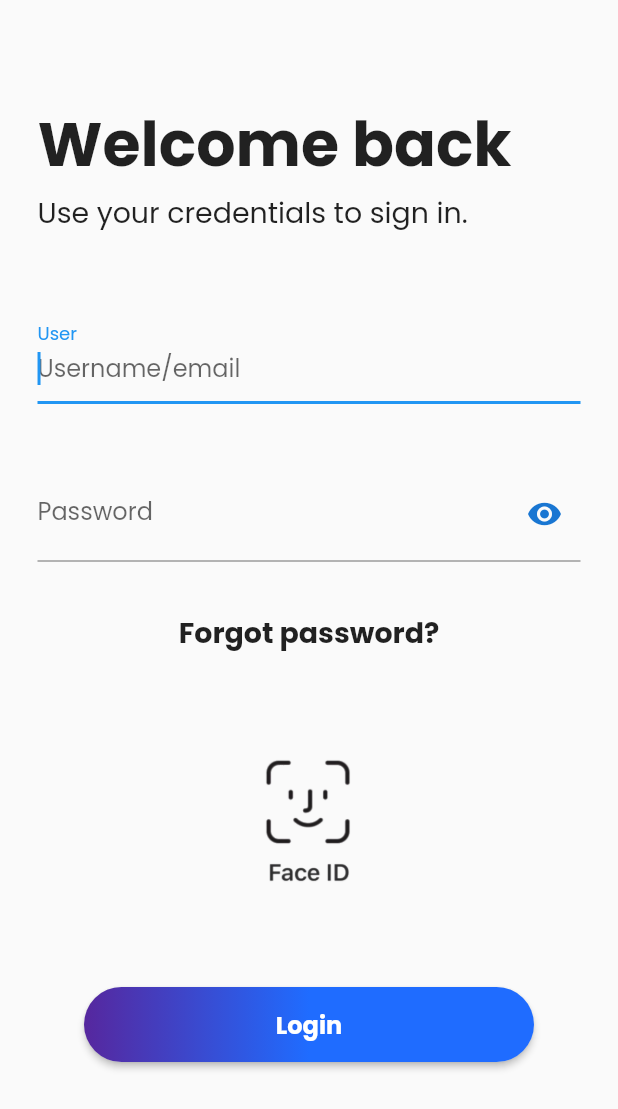
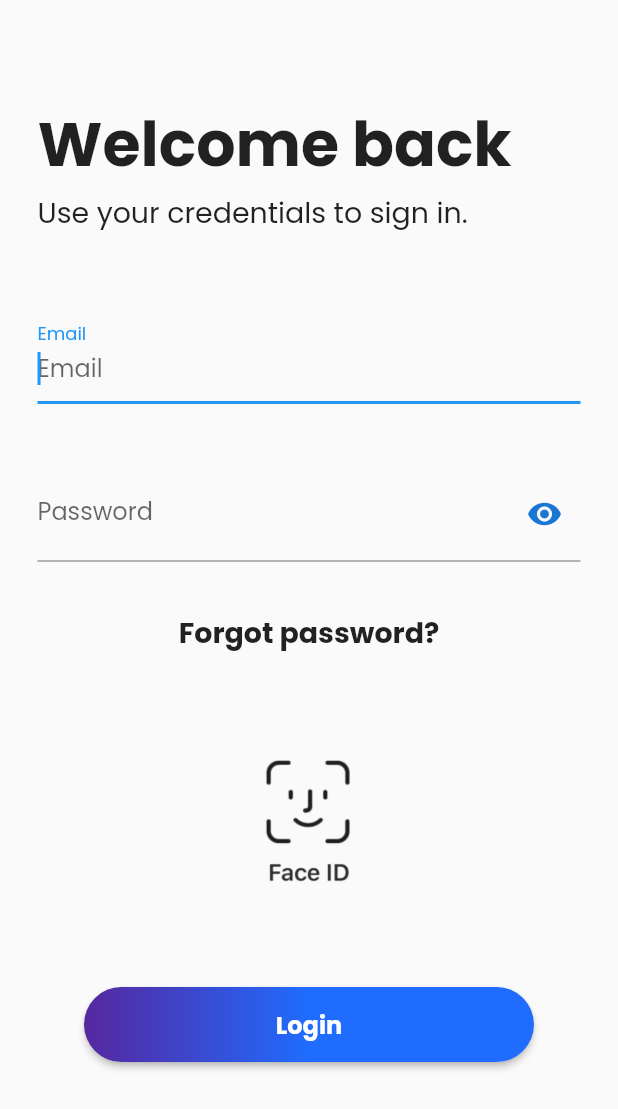
Before and after one commit to JCMG-GT/HOP-USER, a Flutter app: the screen it shows after launch, after a tap on "Already have an account?", on a phone screen of 412 x 824 dp. Shown: the top 1109 px of the screen. Run offline on Flutter 3.47's test engine with Material 2 defaults, Android fonts, the phone set to English and light mode, and no system bars; our stand-ins replace animate_do, bloc, circular_profile_avatar, datetime_picker_formfield, extended_masked_text, flutter_bloc and 13 more; missing offline and left inert: app_settings, mapbox_gl; network calls fail; project files that could hold a hidden picture were left out.

Commit message:
Carga Inicial

```diff
--- a/hop-main/lib/src/pages/home/home_page.dart
+++ b/hop-main/lib/src/pages/home/home_page.dart
@@ -49,7 +49,7 @@ class HomePage extends StatelessWidget {
                   children: [
                     Container(
                       width: responsive.width,
-                      height: responsive.altoP(86),
+                      height: responsive.altoP(90),
                       decoration: BoxDecoration(
                         borderRadius: borderRadius,
                       ),
--- a/hop-main/lib/src/pages/login.dart
+++ b/hop-main/lib/src/pages/login.dart
@@ -105,8 +105,8 @@ class _LoginPageState extends State<LoginPage> {
       autofocus: true,
       textCapitalization: TextCapitalization.sentences,
       decoration: InputDecoration(
-        labelText: "User",
-        hintText: "Username/email",
+        labelText: "Email",
+        hintText: "Email",
       ),
       onSaved: (value) => logModel.user = value,
     );
@@ -149,8 +149,6 @@ class _LoginPageState extends State<LoginPage> {
       height: 50.0,
       child: RaisedButton(
         onPressed: () {
-          Navigator.pushNamed(context, "home");
-          return;
           _login();
         },
         shape:
@@ -204,7 +202,7 @@ class _LoginPageState extends State<LoginPage> {
   _login() async {
     if (txtEmail.text.isEmpty) {
       utils.alertValidation(
-          context, AlertType.warning, "HOP", "Enter your username.");
+          context, AlertType.warning, "HOP", "Enter your email.");
 
       return;
     }
```
Also changed, not shown: hop-main/lib/src/pages/home.dart (deleted, +0 -148 lines).
